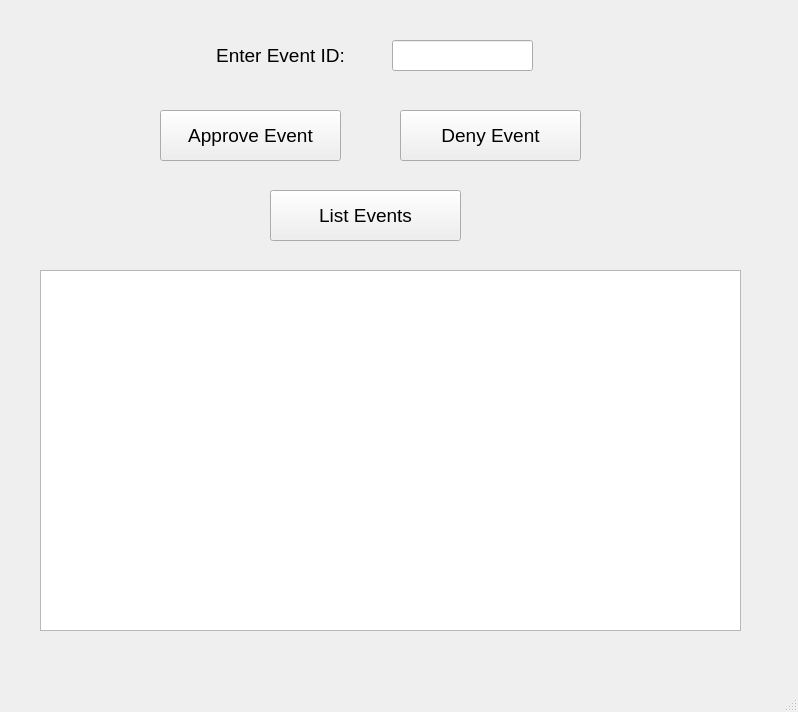
Qt form FinalProject-UI/mainwindow.ui (Storms-Eye/CSC211CampusEventPlanner) before a commit.
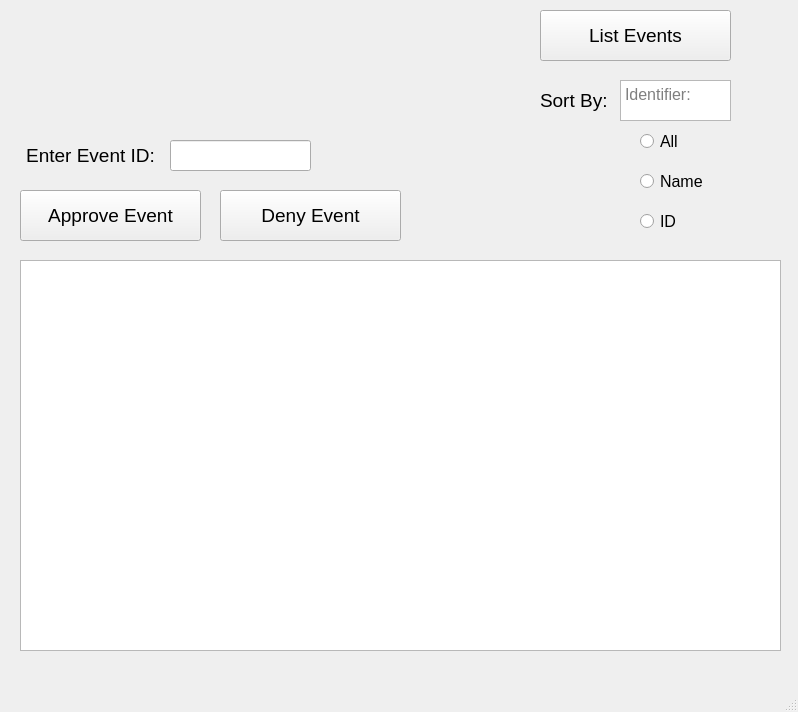
The same form after that commit.

The edit to the form file:
```diff
--- a/FinalProject-UI/mainwindow.ui
+++ b/FinalProject-UI/mainwindow.ui
@@ -10,6 +10,11 @@
     <height>712</height>
    </rect>
   </property>
+  <property name="font">
+   <font>
+    <pointsize>12</pointsize>
+   </font>
+  </property>
   <property name="windowTitle">
    <string>MainWindow</string>
   </property>
@@ -17,8 +22,8 @@
    <widget class="QLineEdit" name="eventIdInput">
     <property name="geometry">
      <rect>
-      <x>392</x>
-      <y>40</y>
+      <x>170</x>
+      <y>140</y>
       <width>141</width>
       <height>31</height>
      </rect>
@@ -27,8 +32,8 @@
    <widget class="QLabel" name="label">
     <property name="geometry">
      <rect>
-      <x>210</x>
-      <y>40</y>
+      <x>20</x>
+      <y>140</y>
       <width>141</width>
       <height>31</height>
      </rect>
@@ -48,8 +53,8 @@
    <widget class="QPushButton" name="approveButton">
     <property name="geometry">
      <rect>
-      <x>160</x>
-      <y>110</y>
+      <x>20</x>
+      <y>190</y>
       <width>181</width>
       <height>51</height>
      </rect>
@@ -66,8 +71,8 @@
    <widget class="QPushButton" name="denyButton">
     <property name="geometry">
      <rect>
-      <x>400</x>
-      <y>110</y>
+      <x>220</x>
+      <y>190</y>
       <width>181</width>
       <height>51</height>
      </rect>
@@ -81,21 +86,11 @@
      <string>Deny Event</string>
     </property>
    </widget>
-   <widget class="QTextBrowser" name="textBrowser">
-    <property name="geometry">
-     <rect>
-      <x>40</x>
-      <y>270</y>
-      <width>701</width>
-      <height>361</height>
-     </rect>
-    </property>
-   </widget>
    <widget class="QPushButton" name="listButton">
     <property name="geometry">
      <rect>
-      <x>270</x>
-      <y>190</y>
+      <x>540</x>
+      <y>10</y>
       <width>191</width>
       <height>51</height>
      </rect>
@@ -109,6 +104,91 @@
      <string>List Events</string>
     </property>
    </widget>
+   <widget class="QPlainTextEdit" name="outputBox">
+    <property name="geometry">
+     <rect>
+      <x>20</x>
+      <y>260</y>
+      <width>761</width>
+      <height>391</height>
+     </rect>
+    </property>
+   </widget>
+   <widget class="QRadioButton" name="allButton">
+    <property name="geometry">
+     <rect>
+      <x>640</x>
+      <y>130</y>
+      <width>95</width>
+      <height>22</height>
+     </rect>
+    </property>
+    <property name="text">
+     <string>All</string>
+    </property>
+   </widget>
+   <widget class="QRadioButton" name="nameButton">
+    <property name="geometry">
+     <rect>
+      <x>640</x>
+      <y>170</y>
+      <width>95</width>
+      <height>22</height>
+     </rect>
+    </property>
+    <property name="text">
+     <string>Name</string>
+    </property>
+   </widget>
+   <widget class="QRadioButton" name="IDButton">
+    <property name="geometry">
+     <rect>
+      <x>640</x>
+      <y>210</y>
+      <width>95</width>
+      <height>22</height>
+     </rect>
+    </property>
+    <property name="text">
+     <string>ID</string>
+    </property>
+   </widget>
+   <widget class="QLabel" name="label_2">
+    <property name="geometry">
+     <rect>
+      <x>540</x>
+      <y>90</y>
+      <width>71</width>
+      <height>21</height>
+     </rect>
+    </property>
+    <property name="font">
+     <font>
+      <pointsize>14</pointsize>
+     </font>
+    </property>
+    <property name="text">
+     <string>Sort By:</string>
+    </property>
+   </widget>
+   <widget class="QPlainTextEdit" name="identifierBox">
+    <property name="geometry">
+     <rect>
+      <x>620</x>
+      <y>80</y>
+      <width>111</width>
+      <height>41</height>
+     </rect>
+    </property>
+    <property name="font">
+     <font>
+      <pointsize>12</pointsize>
+     </font>
+    </property>
+    <property name="placeholderText">
+     <string>Identifier:</string>
+    </property>
+   </widget>
   </widget>
   <widget class="QMenuBar" name="menubar">
    <property name="geometry">
```
Left out of the diff: 4 changed lines with no effect on the pictures.
